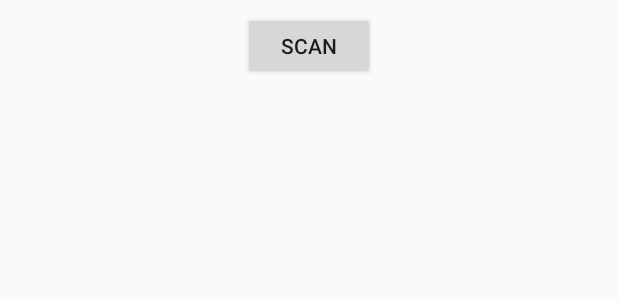
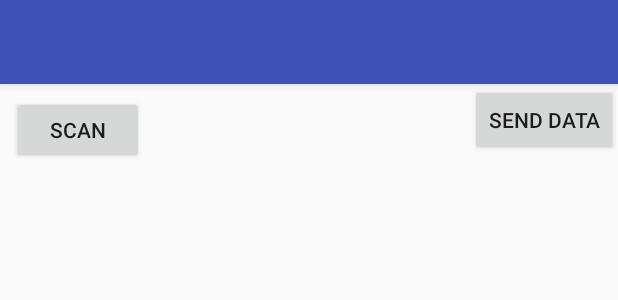
Before and after one commit to msesma/peluco, an Android app: the layout activity_main.xml on its own in the app's theme, with its tools: preview values and no code run, on a phone screen of 412 x 824 dp. Shown: the top 300 px of the screen. Run offline under Robolectric (Android 15) with nearby library versions, the phone set to English and light mode, and no system bars.

Commit message:
Basic scan and send date

```diff
--- a/app/src/main/AndroidManifest.xml
+++ b/app/src/main/AndroidManifest.xml
@@ -22,7 +22,7 @@
         android:supportsRtl="false"
         android:theme="@style/AppTheme">
 
-        <activity android:name=".MainActivity">
+        <activity android:name=".ui.MainActivity">
             <intent-filter>
                 <action android:name="android.intent.action.MAIN"/>
 
@@ -32,7 +32,7 @@
 
         <service
             android:exported="false"
-            android:name=".scheduler.ForecastJobService">
+            android:name=".scheduler.UpdateJobService">
             <intent-filter>
                 <action android:name="com.firebase.jobdispatcher.ACTION_EXECUTE" />
             </intent-filter>
--- a/app/src/main/java/eu/sesma/peluco/injection/ActivityComponent.kt
+++ b/app/src/main/java/eu/sesma/peluco/injection/ActivityComponent.kt
@@ -2,8 +2,8 @@ package eu.sesma.peluco.injection
 
 import android.support.v7.app.AppCompatActivity
 import dagger.Component
-import eu.sesma.peluco.MainActivity
 import eu.sesma.peluco.platform.ActivityModule
+import eu.sesma.peluco.ui.MainActivity
 
 @PerActivity
 @Component(dependencies = arrayOf(ApplicationComponent::class), modules = arrayOf(ActivityModule::class))
--- a/app/src/main/res/layout/activity_main.xml
+++ b/app/src/main/res/layout/activity_main.xml
@@ -5,41 +5,74 @@
     xmlns:tools="http://schemas.android.com/tools"
     android:layout_width="match_parent"
     android:layout_height="match_parent"
-    tools:context="eu.sesma.peluco.MainActivity">
+    tools:context="eu.sesma.peluco.ui.MainActivity"
+    >
+
+    <android.support.design.widget.AppBarLayout
+        android:id="@+id/appbarlayout"
+        android:layout_width="0dp"
+        android:layout_height="wrap_content"
+        app:layout_constraintRight_toRightOf="parent"
+        app:layout_constraintLeft_toLeftOf="parent"
+        tools:layout_constraintTop_creator="1"
+        tools:layout_constraintRight_creator="1"
+        tools:layout_constraintLeft_creator="1"
+        app:layout_constraintTop_toTopOf="parent"
+        >
+
+        <android.support.v7.widget.Toolbar
+            android:id="@+id/toolbar"
+            android:layout_width="match_parent"
+            android:layout_height="?attr/actionBarSize"
+            >
+
+        </android.support.v7.widget.Toolbar>
+    </android.support.design.widget.AppBarLayout>
 
     <Button
         android:id="@+id/buttonScan"
         android:layout_width="wrap_content"
         android:layout_height="45dp"
-        android:layout_alignParentTop="true"
         android:layout_marginEnd="8dp"
         android:layout_marginStart="8dp"
         android:layout_marginTop="8dp"
         android:text="Scan"
+        app:layout_constraintTop_toBottomOf="@id/appbarlayout"
+        app:layout_constraintRight_toLeftOf="@+id/buttonSerialSend"
+        app:layout_constraintStart_toStartOf="parent"
+        />
+
+    <Button
+        android:id="@+id/buttonSerialSend"
+        android:layout_width="wrap_content"
+        android:layout_height="wrap_content"
+        app:layout_constraintTop_toBottomOf="@id/appbarlayout"
         app:layout_constraintEnd_toEndOf="parent"
-        app:layout_constraintStart_toStartOf="parent"
-        app:layout_constraintTop_toTopOf="parent"/>
+        app:layout_constraintLeft_toRightOf="@id/buttonScan"
+        android:text="Send Data"
+        />
 
     <ScrollView
         android:id="@+id/scrollView"
-        android:layout_width="wrap_content"
-        android:layout_height="wrap_content"
+        android:layout_width="0dp"
+        android:layout_height="0dp"
         android:layout_alignParentBottom="true"
-        android:layout_marginBottom="176dp"
         android:layout_marginEnd="8dp"
         android:layout_marginStart="8dp"
         android:layout_marginTop="8dp"
         app:layout_constraintBottom_toBottomOf="parent"
         app:layout_constraintEnd_toEndOf="parent"
         app:layout_constraintStart_toStartOf="parent"
-        app:layout_constraintTop_toBottomOf="@+id/buttonScan">
+        app:layout_constraintTop_toBottomOf="@+id/buttonScan"
+        >
 
         <TextView
             android:id="@+id/serialReceivedText"
             android:layout_width="wrap_content"
             android:layout_height="wrap_content"
             android:ems="10"
-            android:textSize="12sp"/>
+            android:textSize="12sp"
+            />
     </ScrollView>
 
 </android.support.constraint.ConstraintLayout>
--- a/app/src/main/res/values/strings.xml
+++ b/app/src/main/res/values/strings.xml
@@ -6,6 +6,10 @@
     <string name="label_state">State:</string>
     <string name="no_data">No data</string>
     <string name="connected">Connected</string>
+    <string name="connecting">Connecting</string>
+    <string name="disconnecting">Disconnecting</string>
+    <string name="scan">Scan</string>
+    <string name="scanning">Scanning</string>
     <string name="disconnected">Disconnected</string>
     <string name="title_devices">BLE Device Scan</string>
     <string name="error_bluetooth_not_supported">Bluetooth not supported.</string>
--- a/app/src/main/res/values/styles.xml
+++ b/app/src/main/res/values/styles.xml
@@ -1,7 +1,8 @@
 <resources>
 
     <!-- Base application theme. -->
-    <style name="AppTheme" parent="Theme.AppCompat.Light.DarkActionBar">
+    <style name="AppTheme"
+        parent="Theme.AppCompat.Light.NoActionBar">
         <!-- Customize your theme here. -->
         <item name="colorPrimary">@color/colorPrimary</item>
         <item name="colorPrimaryDark">@color/colorPrimaryDark</item>
```
Also changed, not shown: app/src/main/java/eu/sesma/peluco/MainActivity.kt (deleted, +0 -36 lines), app/src/main/java/eu/sesma/peluco/SampleBTActivity.java (deleted, +0 -123 lines), app/src/main/java/eu/sesma/peluco/bt/BlunoLibrary.java (+7 -2 lines), app/src/main/java/eu/sesma/peluco/ui/MainActivity.kt (added, +60 -0 lines), app/src/main/java/eu/sesma/peluco/ui/MainActivityDecorator.kt (+46 -11 lines), app/src/main/java/eu/sesma/peluco/ui/MainActivityPresenter.kt (+43 -3 lines), app/src/main/java/eu/sesma/peluco/ui/MainActivityUserInterface.kt (+9 -0 lines), app/src/main/res/layout/activity_sample_bt.xml (deleted, +0 -72 lines).
